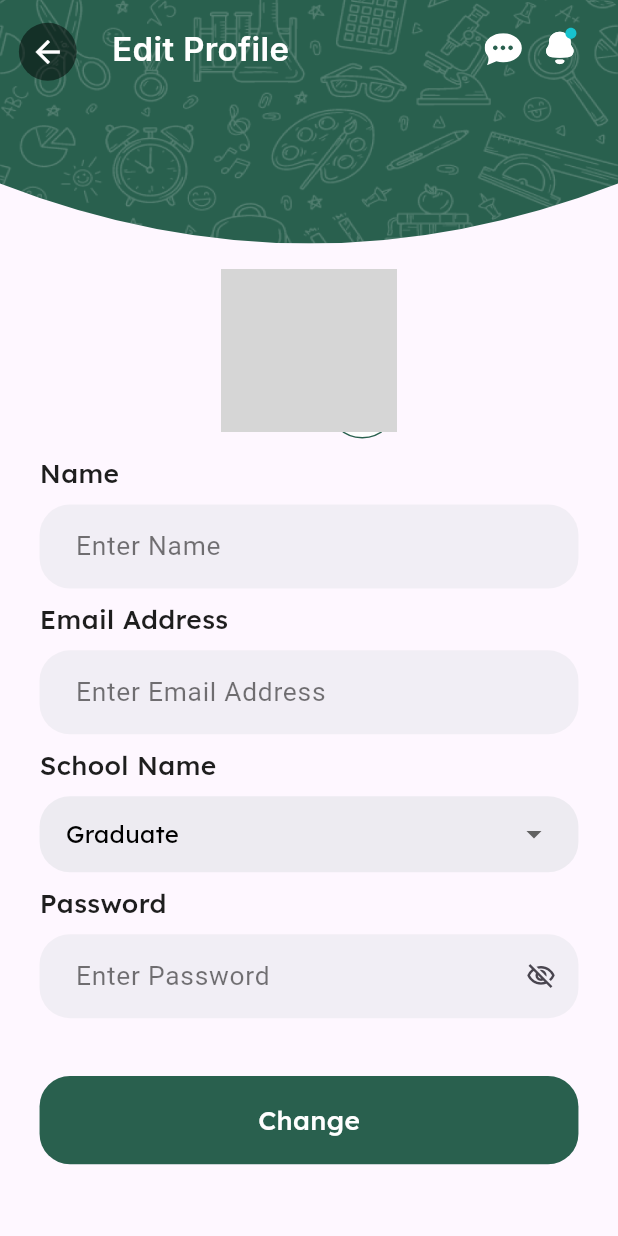
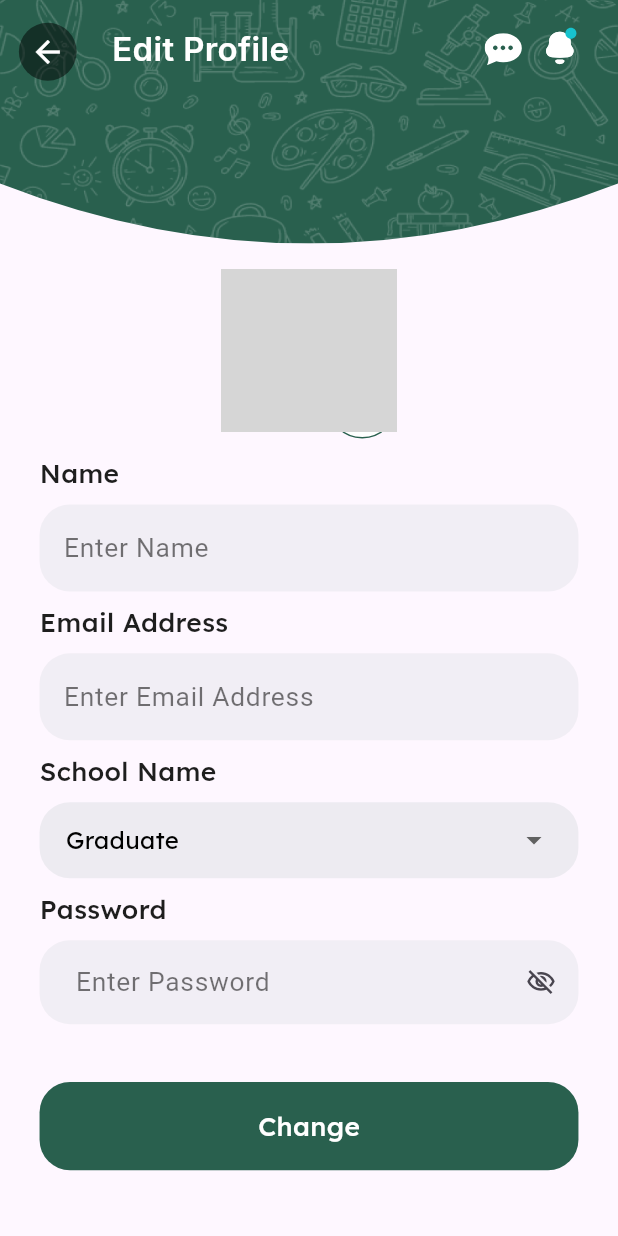
Before and after one commit to Shees-Ali1/CreekApp, a Flutter app: the Profile screen opened directly, after a tap on "Edit Profile", on a phone screen of 412 x 824 dp. Run offline on Flutter 3.47's test engine with Material 3 defaults, Android fonts, the phone set to English and light mode, and no system bars; our stand-ins replace another_xlider, cloud_firestore, curved_labeled_navigation_bar, firebase_auth, firebase_core, firebase_messaging and 13 more; missing offline and left inert: dart:ffi, mailer; accounts and stored records are empty; network calls fail; project files that could hold a hidden picture were left out; grey boxes are pictures that could not be loaded.

Commit message:
Updated code...

```diff
--- a/lib/view/profile_screen/profile.dart
+++ b/lib/view/profile_screen/profile.dart
@@ -222,14 +222,14 @@ class _ProfileState extends State<Profile> {
                   SizedBox(
                     height: 9.h,
                   ),
-                  ProfileWidget(
-                    onTap: () {},
-                    title: 'Settings',
-                    imgUrl: AppIcons.settingIcon,
-                  ),
-                  SizedBox(
-                    height: 9.h,
-                  ),
+                  // ProfileWidget(
+                  //   onTap: () {},
+                  //   title: 'Settings',
+                  //   imgUrl: AppIcons.settingIcon,
+                  // ),
+                  // SizedBox(
+                  //   height: 9.h,
+                  // ),
                   ProfileWidget(
                     onTap: () {
                       CustomRoute.navigateTo(context, const TermCond());
--- a/lib/widgets/custom_textfield.dart
+++ b/lib/widgets/custom_textfield.dart
@@ -4,6 +4,7 @@ import 'package:flutter_screenutil/flutter_screenutil.dart';
 class InputField extends StatelessWidget {
 
   // final String label;
+  final contentPadding;
   final String hint;
   // final String preIcon;
   // final FocusNode inputFocus;
@@ -18,6 +19,7 @@ class InputField extends StatelessWidget {
 
   const InputField(
 
+
       {super.key,
         // required this.label,
         required this.hint,
@@ -30,11 +32,12 @@ class InputField extends StatelessWidget {
         this.inputTextStyle = const TextStyle(color: Colors.black),
         this.controller,
         this.cursorColor,
-        this.validator, this.readOnly=false});
+        this.validator, this.readOnly=false, this.contentPadding});
 
   @override
   Widget build(BuildContext context) {
     return TextFormField(
+
       readOnly: readOnly,
       autovalidateMode: AutovalidateMode.onUserInteraction,
       controller: controller,
@@ -46,6 +49,7 @@ class InputField extends StatelessWidget {
       style: inputTextStyle,
       cursorColor: cursorColor,
       decoration: InputDecoration(
+
         filled: true,
         fillColor: const Color(0xff29604E).withOpacity(0.06),
         hintText: hint,
@@ -57,7 +61,7 @@ class InputField extends StatelessWidget {
         //   child: SvgPicture.asset(preIcon),
         // ),
         contentPadding:
-        const EdgeInsets.symmetric(vertical: 15, horizontal: 20),
+       contentPadding,
         focusedBorder: OutlineInputBorder(
           borderRadius: BorderRadius.circular(20.r),
           borderSide: const BorderSide(color: Colors.transparent),
```
Also changed, not shown: lib/view/drawer/drawer.dart (+7 -1 lines), lib/view/profile_screen/components/customer_support.dart (added, +88 -0 lines).
